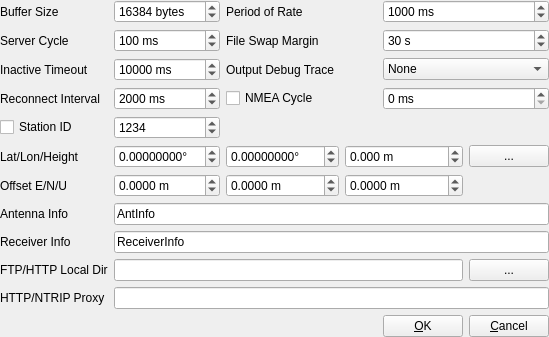
Above: app/strsvr_qt/svroptdlg.ui from tomojitakasu/RTKLIB before the change. Below: the same form after it.
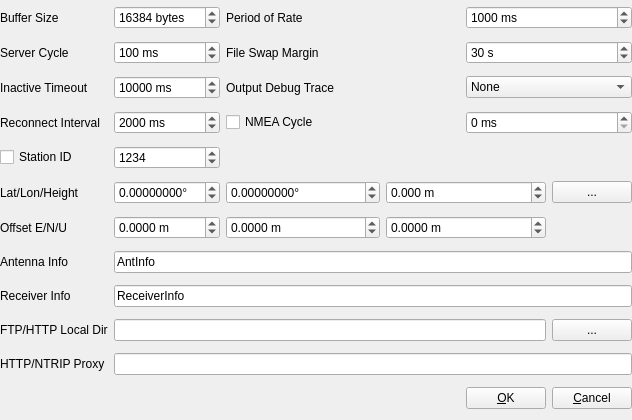
That is the form after the change.

```diff
--- a/app/strsvr_qt/svroptdlg.ui
+++ b/app/strsvr_qt/svroptdlg.ui
@@ -6,8 +6,8 @@
    <rect>
     <x>0</x>
     <y>0</y>
-    <width>535</width>
-    <height>330</height>
+    <width>632</width>
+    <height>420</height>
    </rect>
   </property>
   <property name="windowTitle">
```
